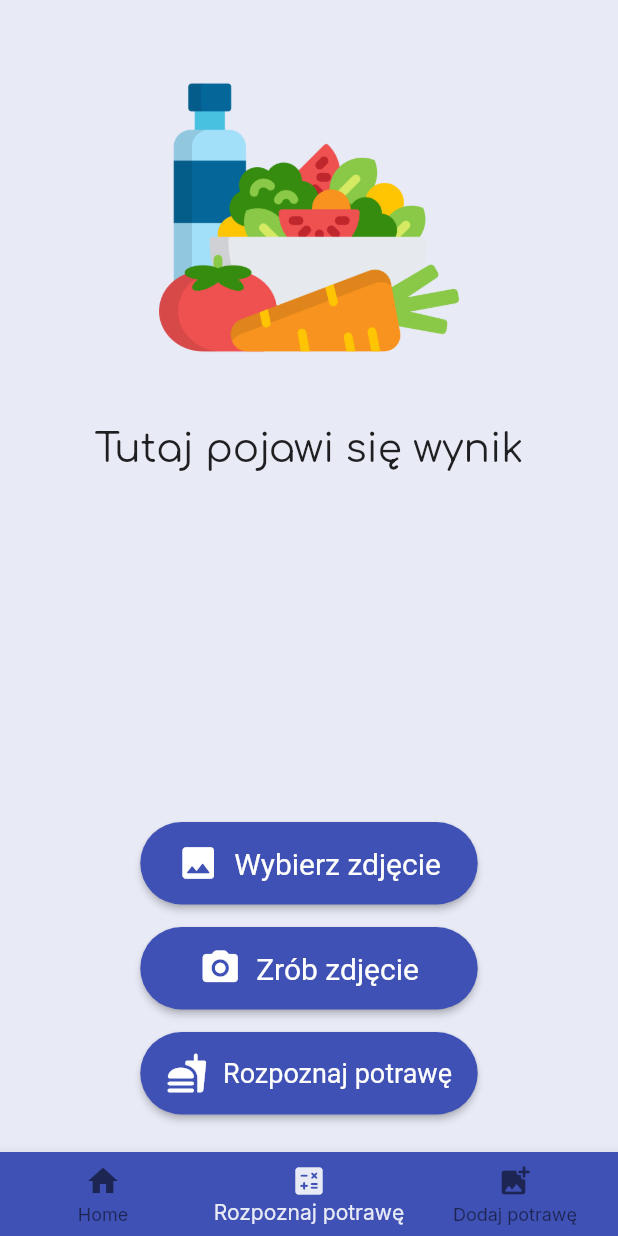
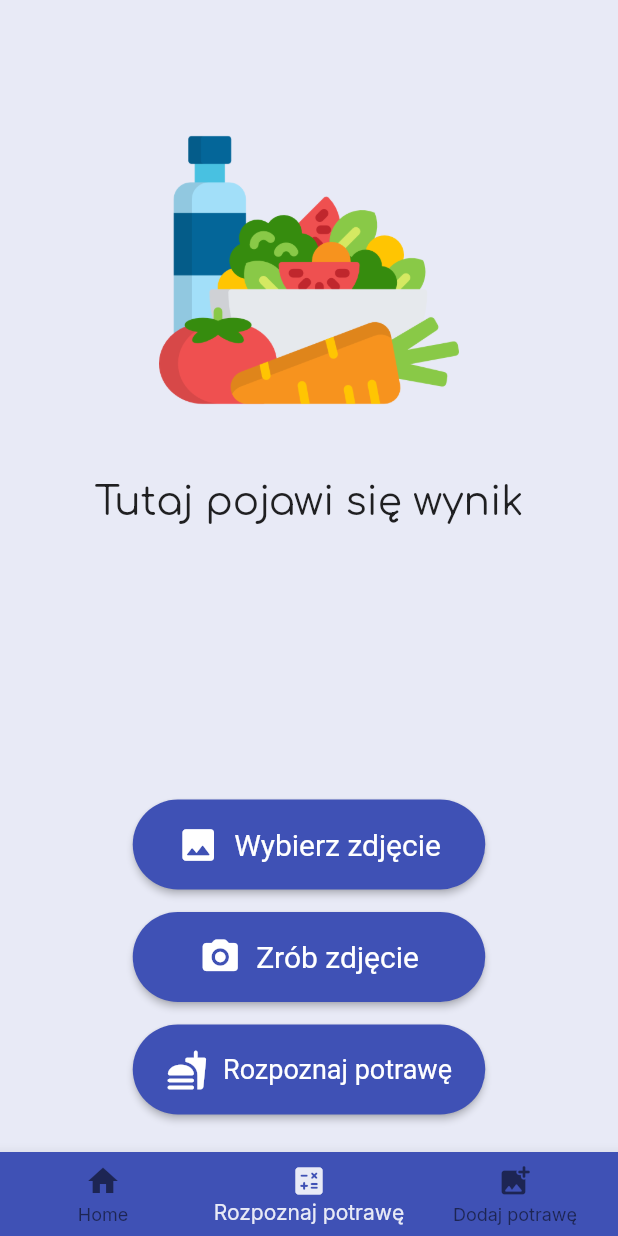
Before and after one commit to eska5/funWithFlutter, a Flutter app: the screen it shows after launch, item 2 of the bottom bar chosen, after a tap on "Rozpoznaj potrawę", on a phone screen of 412 x 824 dp. Run offline on Flutter 3.47's test engine with Material 2 defaults, Android fonts, the phone set to English and light mode, and no system bars; our stand-ins replace flutter_native_splash, flutter_typeahead, google_fonts, image_picker, material_design_icons_flutter; missing offline and left inert: flutter_animated_button.

Commit message:
Added text update

```diff
--- a/flutterapp/new_ui/lib/components/button.dart
+++ b/flutterapp/new_ui/lib/components/button.dart
@@ -6,8 +6,8 @@ Widget UploadImageButton({
   required VoidCallback onClicked,
 }) =>
     SizedBox(
-      width: 225, // <-- Your width
-      height: 55, // <-- Your height
+      width: 235, // <-- Your width
+      height: 60, // <-- Your height
       child: ElevatedButton(
         style: ElevatedButton.styleFrom(
           primary: Colors.indigo,
@@ -36,8 +36,8 @@ Widget TakeImageButton({
   required VoidCallback onClicked,
 }) =>
     SizedBox(
-      width: 225, // <-- Your width
-      height: 55, // <-- Your height
+      width: 235, // <-- Your width
+      height: 60, // <-- Your height
       child: ElevatedButton(
         style: ElevatedButton.styleFrom(
           primary: Colors.indigo,
@@ -66,8 +66,8 @@ Widget ClassifyImageButton({
   required VoidCallback onClicked,
 }) =>
     SizedBox(
-      width: 225, // <-- Your width
-      height: 55, // <-- Your height
+      width: 235, // <-- Your width
+      height: 60, // <-- Your height
       child: ElevatedButton(
         style: ElevatedButton.styleFrom(
           primary: Colors.indigo,
@@ -96,8 +96,8 @@ Widget SubmitImageButton({
   required VoidCallback onClicked,
 }) =>
     SizedBox(
-      width: 225, // <-- Your width
-      height: 55, // <-- Your height
+      width: 235, // <-- Your width
+      height: 60, // <-- Your height
       child: ElevatedButton(
         style: ElevatedButton.styleFrom(
           primary: Colors.indigo,
--- a/flutterapp/new_ui/lib/functions/func.dart
+++ b/flutterapp/new_ui/lib/functions/func.dart
@@ -5,7 +5,7 @@ bool smallSreen() {
   var logicalScreenSize = window.physicalSize / pixelRatio;
   var logicalWidth = logicalScreenSize.width;
 
-  if (logicalWidth < 390) {
+  if (logicalWidth < 370) {
     return true;
   } else {
     return false;
--- a/flutterapp/new_ui/lib/screens/add.dart
+++ b/flutterapp/new_ui/lib/screens/add.dart
@@ -8,6 +8,7 @@ import 'package:http/http.dart' as http;
 import 'package:new_ui/components/button.dart';
 import 'package:new_ui/components/suggestions.dart';
 import 'package:flutter_typeahead/flutter_typeahead.dart';
+import 'package:new_ui/functions/func.dart';
 
 class AddImage extends StatefulWidget {
   AddImage({Key? key}) : super(key: key);
@@ -72,7 +73,7 @@ class _AddImageState extends State<AddImage> {
       child: Column(
         children: [
           SizedBox(
-            height: 45,
+            height: smallSreen() ? 35 : 80,
           ),
           image != null
               ? ClipRRect(
@@ -86,7 +87,7 @@ class _AddImageState extends State<AddImage> {
                 )
               : Image.asset('assets/dish.png', width: 200, height: 200),
           SizedBox(
-            height: 12,
+            height: 10,
           ),
           Padding(
             padding: EdgeInsets.symmetric(horizontal: 50, vertical: 10),
--- a/flutterapp/new_ui/lib/screens/classify.dart
+++ b/flutterapp/new_ui/lib/screens/classify.dart
@@ -8,6 +8,7 @@ import 'package:http/http.dart' as http;
 import 'package:new_ui/components/button.dart';
 import 'package:new_ui/components/suggestions.dart';
 import 'package:flutter_typeahead/flutter_typeahead.dart';
+import 'package:new_ui/functions/func.dart';
 
 class ClassifyImage extends StatefulWidget {
   ClassifyImage({Key? key}) : super(key: key);
@@ -19,7 +20,8 @@ class ClassifyImage extends StatefulWidget {
 class _AddImageState extends State<ClassifyImage> {
   File? image;
   TextEditingController inputText = new TextEditingController();
-  TextEditingController recognizedMeal = new TextEditingController();
+  TextEditingController recognizedMeal =
+      new TextEditingController(text: "Tutaj pojawi się wynik");
   String modelOutput = 'Tutaj pojawi się wynik';
 
   Future pickImage(ImageSource source) async {
@@ -57,7 +59,10 @@ class _AddImageState extends State<ClassifyImage> {
 
       print(responseBody);
       //recognizedMeal.text = json.decode(response.body);
-      modelOutput = json.decode(response.body);
+      //modelOutput = json.decode(response.body);
+      setState(() {
+        modelOutput = json.decode(response.body);
+      });
       print(statusCode);
       print("OK");
     } on PlatformException catch (e) {
@@ -73,7 +78,7 @@ class _AddImageState extends State<ClassifyImage> {
       child: Column(
         children: [
           SizedBox(
-            height: 45,
+            height: smallSreen() ? 35 : 80,
           ),
           image != null
               ? ClipRRect(
@@ -87,7 +92,7 @@ class _AddImageState extends State<ClassifyImage> {
                 )
               : Image.asset('assets/diet.png', width: 200, height: 200),
           SizedBox(
-            height: 40,
+            height: smallSreen() ? 25 : 40,
           ),
           Text(modelOutput,
               style: GoogleFonts.comfortaa(
--- a/flutterapp/new_ui/lib/screens/home.dart
+++ b/flutterapp/new_ui/lib/screens/home.dart
@@ -4,6 +4,7 @@ import 'package:material_design_icons_flutter/material_design_icons_flutter.dart
 import 'dart:ui';
 import 'package:flutter_native_splash/flutter_native_splash.dart';
 import 'package:new_ui/components/button.dart';
+import 'package:new_ui/functions/func.dart';
 
 class Home extends StatelessWidget {
   const Home({
@@ -18,7 +19,7 @@ class Home extends StatelessWidget {
       child: Column(
         children: [
           SizedBox(
-            height: 9,
+            height: smallSreen() ? 5 : 30,
           ),
           Text('Gourmet',
               style: GoogleFonts.caveat(
```
Also changed, not shown: 2 other files.
